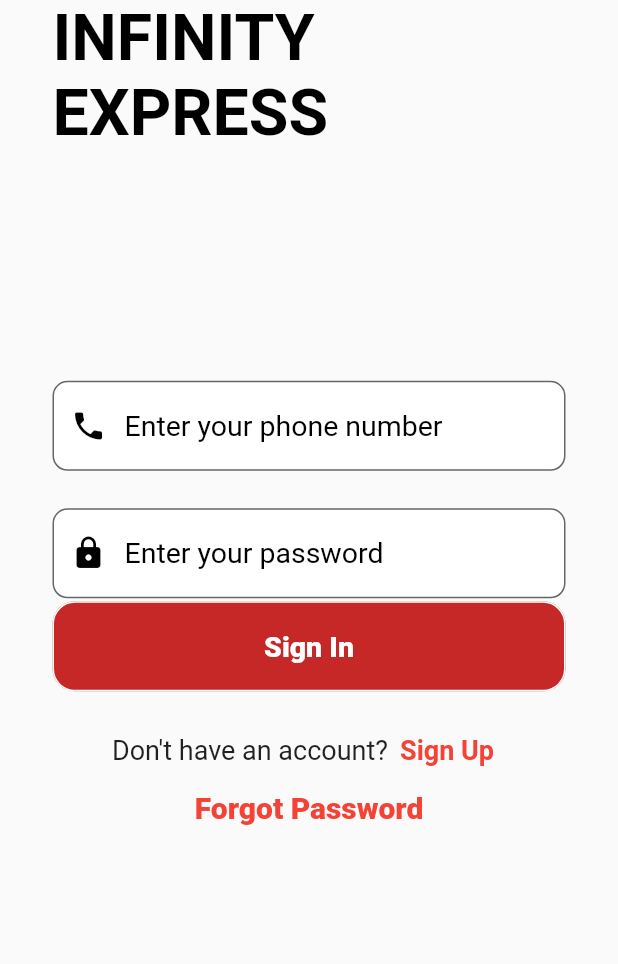
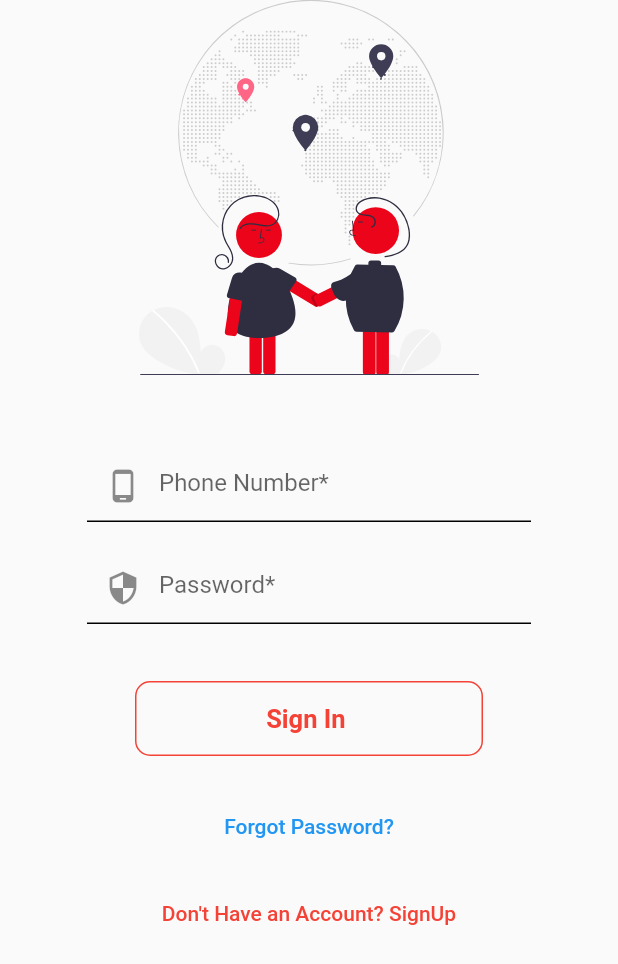
Before and after one commit to EhMaNa/Infinity-Express, a Flutter app: the screen it shows after launch, on a phone screen of 412 x 824 dp. Shown: the top 964 px of the screen. Run offline on Flutter 3.47's test engine with Material 2 defaults, Android fonts, the phone set to English and light mode, and no system bars; our stand-ins replace flutter_svg.

Commit message:
Changed everything here

```diff
--- a/infinity/lib/pages/sign-in.dart
+++ b/infinity/lib/pages/sign-in.dart
@@ -1,123 +1,149 @@
+import 'package:flutter/cupertino.dart';
 import 'package:flutter/material.dart';
-import 'package:infinity/styles/styles.dart';
+import 'package:flutter_svg/flutter_svg.dart';
+import 'package:infinity/pages/sign-up.dart';
 
 class SignIn extends StatefulWidget {
-  const SignIn({Key? key}) : super(key: key);
-
   @override
   _SignInState createState() => _SignInState();
 }
 
 class _SignInState extends State<SignIn> {
-  TextEditingController password = TextEditingController();
-  TextEditingController phone = TextEditingController();
+  final _formKey = GlobalKey<FormState>();
+  final _scaffoldKey = GlobalKey<ScaffoldState>();
+  TextEditingController _phoneController = TextEditingController();
+  TextEditingController _passwordcontroller = TextEditingController();
+
+  bool loading = false;
+
+  //textfield states
+  String email = '';
+  String password = '';
+  String error = '';
 
   @override
   Widget build(BuildContext context) {
     return Scaffold(
-      body: SingleChildScrollView(
+      key: _scaffoldKey,
+      body: ListView(
+        physics: BouncingScrollPhysics(),
+        children: <Widget>[
+          SvgPicture.asset(
+            'assets/signin.svg',
+            height: 250,
+          ),
+          SizedBox(height: 10),
+          Container(
+            padding: EdgeInsets.symmetric(horizontal: 50, vertical: 20),
+            child: Form(
+              key: _formKey,
               child: Column(
-          children: [
-            Stack(
-              children: [
+                children: <Widget>[
                   SizedBox(
-                  width: MediaQuery.of(context).size.width,
-                  height: MediaQuery.of(context).size.height,
+                    height: 20.0,
+                  ),
+                  //Textfield for email
+                  Padding(
+                    padding: const EdgeInsets.symmetric(horizontal: 8.0),
+                    child: TextFormField(
+                      decoration: InputDecoration(
+                        prefixIcon: Icon(Icons.phone_android_outlined),
+                        hintText: 'Phone Number*',
+                        enabledBorder: UnderlineInputBorder(
+                            borderSide: BorderSide(color: Colors.black)),
+                        focusedBorder: UnderlineInputBorder(
+                            borderSide: BorderSide(color: Colors.red)),
+                        border: UnderlineInputBorder(
+                            borderSide: BorderSide(color: Colors.red)),
+                        focusColor: Colors.red,
+                      ),
+                      controller: _phoneController,
+                      keyboardType: TextInputType.phone,
+                      //validator: (value) =>
+                      //value.isEmpty ? 'Enter a valid email' : null,
+                      /*onChanged: (value) {
+                        setState(() => email = value);
+                      },*/
+                    ),
                   ),
                   SizedBox(
-                  width: MediaQuery.of(context).size.width,
-                  height: MediaQuery.of(context).size.height,
-                  child: SafeArea(
-                    child: Padding(
-                      padding: EdgeInsets.symmetric(horizontal: 35),
-                      child: Column(
-                        children: [
-                          Expanded(
-                            flex: 3,
-                            child: Text(
-                              'INFINITY EXPRESS',
-                              style: TextStyle(
-                                  fontSize: 43,
-                                  fontWeight: FontWeight.bold,
-                                  color: Colors.black),
+                    height: 20.0,
+                  ),
+                  //TextField for password
+                  Padding(
+                    padding: const EdgeInsets.symmetric(horizontal: 8.0),
+                    child: TextFormField(
+                      decoration: InputDecoration(
+                        prefixIcon: Icon(Icons.security),
+                        hintText: 'Password*',
+                        enabledBorder: UnderlineInputBorder(
+                            borderSide: BorderSide(color: Colors.black)),
+                        focusedBorder: UnderlineInputBorder(
+                            borderSide: BorderSide(color: Colors.red)),
+                        border: UnderlineInputBorder(
+                            borderSide: BorderSide(color: Colors.red)),
+                        focusColor: Colors.red,
+                      ),
+                      obscureText: true,
+                      controller: _passwordcontroller,
+                      /*validator: (value) =>
+                          value.length < 6 ? 'Incorrect password' : null,
+                      onChanged: (value) {
+                        setState(() => password = value);
+                      },*/
                     ),
                   ),
-                          Form(
-                            // key: _formKey,
-                            child: Expanded(
-                                flex: 6,
-                                child: Column(
-                                  crossAxisAlignment: CrossAxisAlignment.end,
-                                  children: <Widget>[
-                                    MyTextField(
-                                      textController: phone,
-                                      icon: Icons.phone,
-                                      name: 'Enter your phone number',
-                                      obscure: false,
-                                      keyboardType: TextInputType.phone,
+                  SizedBox(height: 30),
+
+                  Padding(
+                    padding: const EdgeInsets.all(8.0),
+                    child: OutlinedButton(
+                        child: Container(
+                            width: 200,
+                            height: 50,
+                            child: Center(
+                                child: Text('Sign In ',
+                                    style: TextStyle(
+                                        fontSize: 17.0,
+                                        fontWeight: FontWeight.w600)))),
+                        style: OutlinedButton.styleFrom(
+                            backgroundColor: Colors.transparent,
+                            primary: Colors.red,
+                            side: BorderSide(
+                              color: Colors.red,
                             ),
-                                    SizedBox(height: 25),
-                                    MyTextField(
-                                      textController: password,
-                                      icon: Icons.lock,
-                                      name: 'Enter your password',
-                                      obscure: true,
-                                      keyboardType:
-                                          TextInputType.visiblePassword,
+                            shape: RoundedRectangleBorder(
+                                borderRadius: BorderRadius.circular(10))),
+                        onPressed: () {
+                          Navigator.pushNamed(context, '/home');
+                        }),
                   ),
-                                    SizedBox(height: 2),
-                                  ],
-                                )),
-                          ),
-                          Expanded(
-                            flex: 5,
-                            child: Column(
-                              children: [
-                                Button(
-                                  textName: 'Sign In',
-                                  onTap: () {},
-                                ),
+
                   SizedBox(
                     height: 15,
                   ),
-                                Row(
-                                  mainAxisAlignment: MainAxisAlignment.center,
-                                  children: [
-                                    Text("Don't have an account?",
-                                        style: TextStyle(fontSize: 18)),
-                                    BlueText(textName: 'Sign Up',onTap: () {
-                                      Navigator.pushNamed(
-                                          context, '/');
-                                    },),
-                                  ],
+                  TextButton(
+                    onPressed: () {
+
+                    },
+                    child: Text(
+                      "Forgot Password?",
+                    ),
                   ),
                   SizedBox(
-                                  height: 3,
+                    height: 10,
                   ),
-                                Column(
-                                  children: [
-                                    Text(
-                                      'Forgot Password',
-                                      style: TextStyle(
-                                        fontSize: 20,
-                                        fontWeight: FontWeight.w900,
-                                        color: Colors.red,
-                                      ),
-                                    )
-                                  ],
-                                )
-                              ],
-                            ),
+                  TextButton(
+                    onPressed: () => Navigator.push(context,
+                        MaterialPageRoute(builder: (context) => SignUp())),
+                    child: Text("Don't Have an Account? SignUp",
+                        style: TextStyle(color: Colors.red)),
                   )
                 ],
               ),
             ),
           ),
-                )
         ],
-            ),
-          ],
-        ),
       ),
     );
   }
```
Lines whose indentation alone changed are shown as unchanged.
